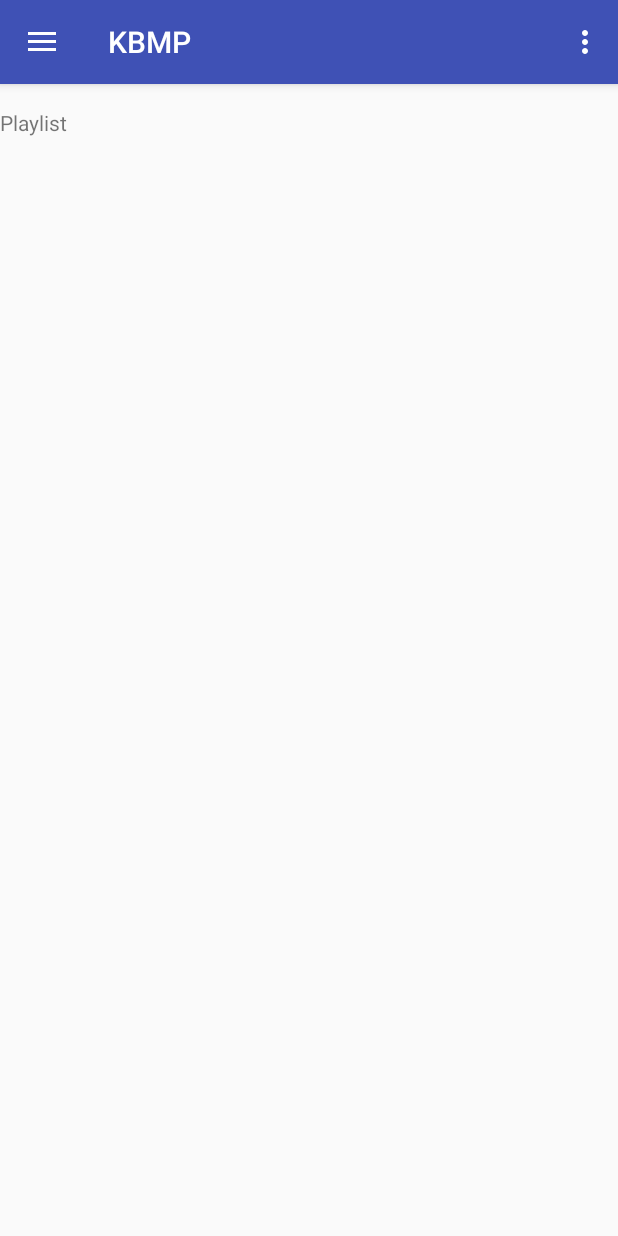
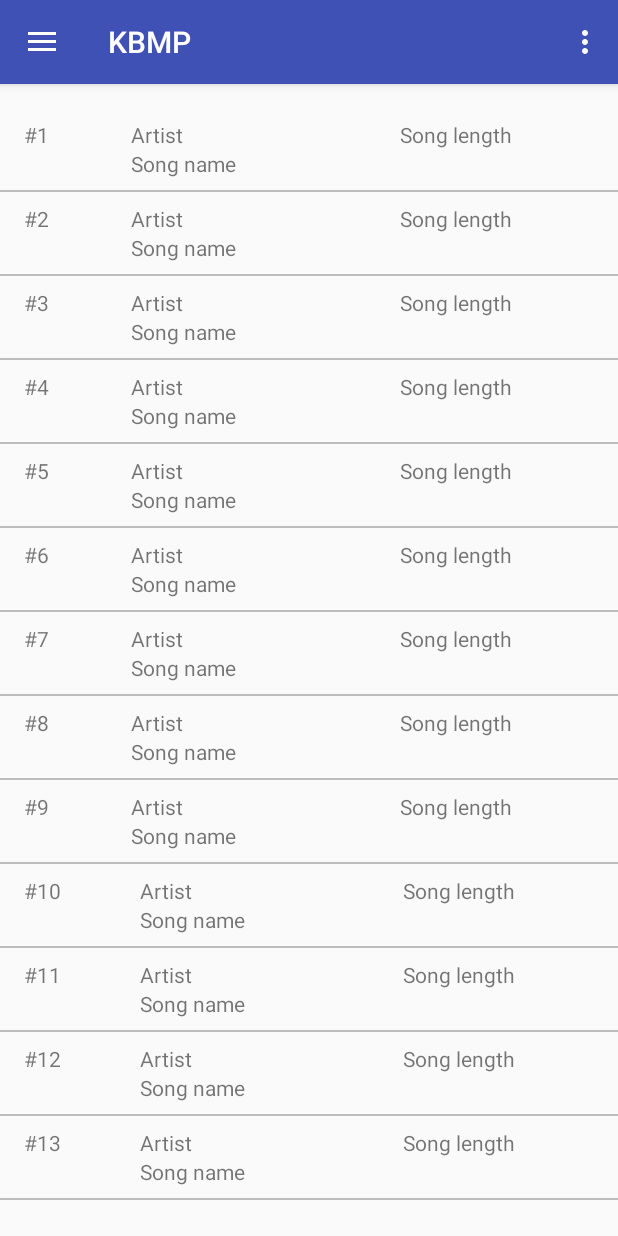
Before and after one commit to KostyaBakay/KBMP, an Android app: the screen it shows after launch (MainActivity), on a phone screen of 412 x 824 dp. Run offline under Robolectric (Android 15) with nearby library versions, the phone set to English and light mode, and no system bars; 5 statements that could not run were skipped.

Commit message:
Created playlist layout

```diff
--- a/app/src/main/java/com/kostyabakay/kbmp/activity/MainActivity.java
+++ b/app/src/main/java/com/kostyabakay/kbmp/activity/MainActivity.java
@@ -85,7 +85,7 @@ public class MainActivity extends AppCompatActivity implements NavigationView.On
 
         FragmentTransaction ft = getSupportFragmentManager().beginTransaction();
 
-        if (id == R.id.play_list) {
+        if (id == R.id.playlist) {
             viewPager.setCurrentItem(0);
         } else if (id == R.id.play_track) {
             viewPager.setCurrentItem(1);
--- /dev/null
+++ b/app/src/main/java/com/kostyabakay/kbmp/adapter/PlaylistAdapter.java
@@ -0,0 +1,55 @@
+package com.kostyabakay.kbmp.adapter;
+
+import android.content.Context;
+import android.view.LayoutInflater;
+import android.view.View;
+import android.view.ViewGroup;
+import android.widget.ArrayAdapter;
+import android.widget.TextView;
+
+import com.kostyabakay.kbmp.R;
+import com.kostyabakay.kbmp.model.chart.top.tracks.Track;
+
+import java.util.List;
+
+/**
+ * Created by Kostya on 15.03.2016.
+ */
+public class PlaylistAdapter extends ArrayAdapter<String> {
+    private Context mContext;
+    private List<Track> mTracks;
+
+    public PlaylistAdapter(Context context, List<Track> tracks) {
+        super(context, R.layout.playlist_item);
+        this.mContext = context;
+        this.mTracks = tracks;
+    }
+
+    @Override
+    public int getCount() {
+        // Returns the number of list items
+        return mTracks.size();
+    }
+
+    @Override
+    public String getItem(int position) {
+        // Gets one element at index
+        return mTracks.get(position).getMbid();
+    }
+
+    @Override
+    public long getItemId(int position) {
+        return position;
+    }
+
+    @Override
+    public View getView(int position, View convertView, ViewGroup parent) {
+        LayoutInflater inflater = (LayoutInflater) mContext.getSystemService(Context.LAYOUT_INFLATER_SERVICE);
+        View view = inflater.inflate(R.layout.playlist_item, parent, false);
+        TextView songName = (TextView)view.findViewById(R.id.playlist_item_id);
+        Track track = mTracks.get(position);
+        songName.setText(track.getMbid());
+        return view;
+    }
+
+}
--- a/app/src/main/java/com/kostyabakay/kbmp/fragment/PlaylistFragment.java
+++ b/app/src/main/java/com/kostyabakay/kbmp/fragment/PlaylistFragment.java
@@ -5,18 +5,51 @@ import android.support.v4.app.Fragment;
 import android.view.LayoutInflater;
 import android.view.View;
 import android.view.ViewGroup;
+import android.widget.AdapterView;
+import android.widget.ListView;
+import android.widget.Toast;
 
 import com.kostyabakay.kbmp.R;
+import com.kostyabakay.kbmp.adapter.PlaylistAdapter;
+import com.kostyabakay.kbmp.model.chart.top.tracks.Track;
+
+import java.util.ArrayList;
 
 /**
  * Created by Kostya on 10.03.2016.
  * This class represents the list of different music tracks.
  */
 public class PlaylistFragment extends Fragment {
+    private PlaylistAdapter adapter;
 
     @Override
     public View onCreateView(LayoutInflater inflater, ViewGroup container, Bundle savedInstanceState) {
         return inflater.inflate(R.layout.fragment_playlist, container, false);
+    }
+
+    @Override
+    public void onStart() {
+        super.onStart();
+
+        ArrayList<Track> mTracks = new ArrayList<>();
+
+        for (int i = 1; i < 51; i++) {
+            Track c = new Track();
+            c.setMbid("#" + i);
+            mTracks.add(c);
+        }
+
+        adapter = new PlaylistAdapter(getActivity(), mTracks);
+        ListView listView = (ListView) getActivity().findViewById(R.id.playlist_list_view);
+        listView.setAdapter(adapter);
+
+        listView.setOnItemClickListener(new AdapterView.OnItemClickListener() {
+            @Override
+            public void onItemClick(AdapterView<?> parent, View view, int position, long id) {
+                Toast.makeText(getActivity(), adapter.getItem(position),
+                        Toast.LENGTH_SHORT).show();
+            }
+        });
     }
 
     public static PlaylistFragment newInstance() {
--- a/app/src/main/res/layout/fragment_playlist.xml
+++ b/app/src/main/res/layout/fragment_playlist.xml
@@ -5,10 +5,11 @@
     android:layout_height="match_parent"
     android:orientation="vertical">
 
-    <TextView
-        android:id="@+id/playlist_text_view"
-        android:layout_width="wrap_content"
+    <ListView
+        android:id="@+id/playlist_list_view"
+        android:layout_width="match_parent"
         android:layout_height="wrap_content"
-        android:text="Playlist" />
+        android:divider="#BDBDBD"
+        android:dividerHeight="1dp" />
 
 </LinearLayout>
--- /dev/null
+++ b/app/src/main/res/layout/playlist_item.xml
@@ -0,0 +1,39 @@
+<?xml version="1.0" encoding="utf-8"?>
+<LinearLayout xmlns:android="http://schemas.android.com/apk/res/android"
+    android:layout_width="match_parent"
+    android:layout_height="match_parent"
+    android:orientation="horizontal"
+    android:paddingBottom="8dp"
+    android:paddingLeft="@dimen/activity_horizontal_margin"
+    android:paddingRight="@dimen/activity_horizontal_margin"
+    android:paddingTop="8dp">
+
+    <TextView
+        android:id="@+id/playlist_item_id"
+        android:layout_width="wrap_content"
+        android:layout_height="wrap_content"
+        android:layout_weight="1" />
+
+    <LinearLayout
+        android:layout_width="wrap_content"
+        android:layout_height="wrap_content"
+        android:layout_weight="2"
+        android:orientation="vertical">
+
+        <TextView
+            android:layout_width="match_parent"
+            android:layout_height="wrap_content"
+            android:text="Artist" />
+
+        <TextView
+            android:layout_width="match_parent"
+            android:layout_height="wrap_content"
+            android:text="Song name" />
+    </LinearLayout>
+
+    <TextView
+        android:layout_width="wrap_content"
+        android:layout_height="wrap_content"
+        android:layout_weight="1"
+        android:text="Song length" />
+</LinearLayout>
--- a/app/src/main/res/menu/activity_main_drawer.xml
+++ b/app/src/main/res/menu/activity_main_drawer.xml
@@ -3,7 +3,7 @@
 
     <group android:checkableBehavior="single">
         <item
-            android:id="@+id/play_list"
+            android:id="@+id/playlist"
             android:icon="@drawable/ic_menu_camera"
             android:title="Playlist" />
         <item
```
